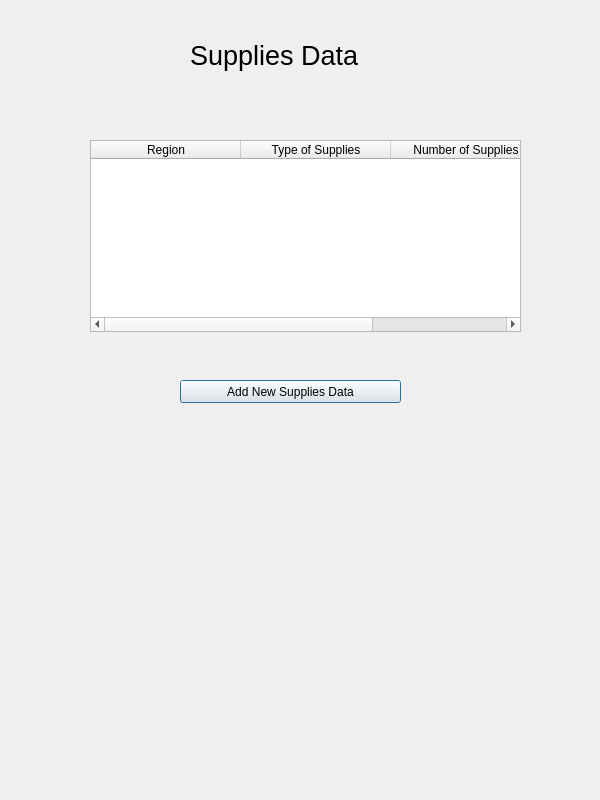
First picture: the form in OmegaSquaddApplication/viewthesupplieswindow.ui, repository paulina7m/COMP3004OmegaSquad, before the edit.
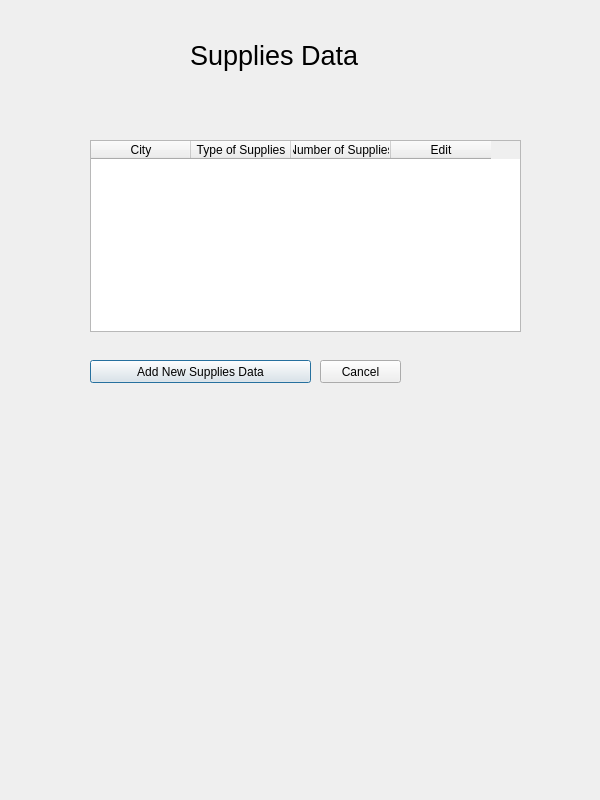
Second picture: the form after the edit.

The edit to the form file:
```diff
--- a/OmegaSquaddApplication/viewthesupplieswindow.ui
+++ b/OmegaSquaddApplication/viewthesupplieswindow.ui
@@ -40,12 +40,9 @@
      <height>192</height>
     </rect>
    </property>
-   <attribute name="horizontalHeaderDefaultSectionSize">
-    <number>150</number>
-   </attribute>
    <column>
     <property name="text">
-     <string>Region</string>
+     <string>City</string>
     </property>
    </column>
    <column>
@@ -58,12 +55,17 @@
      <string>Number of Supplies</string>
     </property>
    </column>
+   <column>
+    <property name="text">
+     <string>Edit</string>
+    </property>
+   </column>
   </widget>
   <widget class="QPushButton" name="pushButton">
    <property name="geometry">
     <rect>
-     <x>180</x>
-     <y>380</y>
+     <x>90</x>
+     <y>360</y>
      <width>221</width>
      <height>23</height>
     </rect>
@@ -72,6 +74,19 @@
     <string>Add New Supplies Data</string>
    </property>
   </widget>
+  <widget class="QPushButton" name="pushButton_2">
+   <property name="geometry">
+    <rect>
+     <x>320</x>
+     <y>360</y>
+     <width>81</width>
+     <height>23</height>
+    </rect>
+   </property>
+   <property name="text">
+    <string>Cancel</string>
+   </property>
+  </widget>
  </widget>
  <resources/>
  <connections>
```
Left out of the diff: 29 changed lines with no effect on the pictures.
